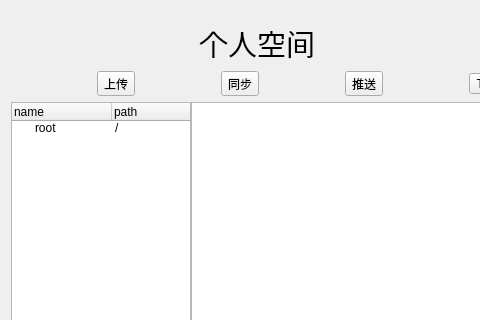
Above: qtClient/mainpage.ui from huwei12345/smallchat before the change; both pictures show x 0 to 480 and y 0 to 320 of the 605 by 515 pixel window. Below: the same form after it.
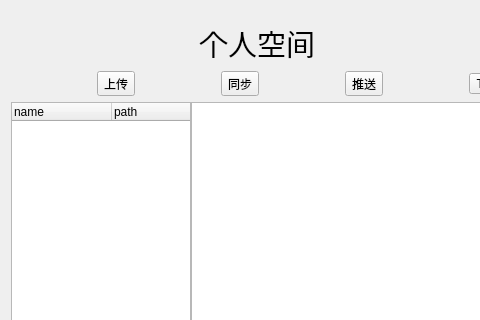
That is the form after the change.

The edit to the form file:
```diff
--- a/qtClient/mainpage.ui
+++ b/qtClient/mainpage.ui
@@ -199,17 +199,6 @@
           <string>size</string>
          </property>
         </column>
-        <item>
-         <property name="text">
-          <string>root</string>
-         </property>
-         <property name="text">
-          <string>/</string>
-         </property>
-         <property name="text">
-          <string>0</string>
-         </property>
-        </item>
        </widget>
       </item>
       <item>
```
